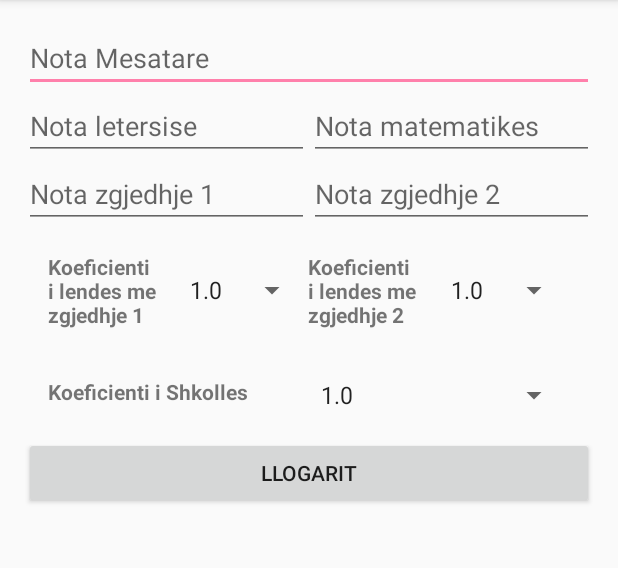
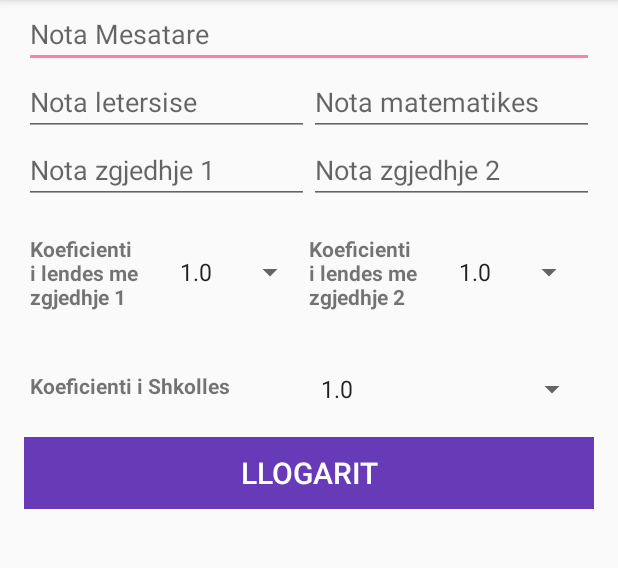
Before and after one commit to fatjanhushi/MaturaAssist, an Android app: the screen it shows after launch (MainActivity), on a phone screen of 412 x 824 dp, the part 84-652 px from its top. Run offline under Robolectric (Android 15) with nearby library versions, the phone set to English and light mode, and no system bars; our stand-ins replace AdMob, ButterKnife.

Commit message:
needs new logo, and some UI improvements on display points View.

```diff
--- a/app/build.gradle
+++ b/app/build.gradle
@@ -29,4 +29,5 @@ dependencies {
     compile fileTree(dir: 'libs', include: ['*.jar'])
     compile 'com.android.support:appcompat-v7:22.2.0'
     compile 'com.jakewharton:butterknife:7.0.1'
+    compile 'com.google.android.gms:play-services-ads:7.5.0'
 }
--- a/app/src/main/AndroidManifest.xml
+++ b/app/src/main/AndroidManifest.xml
@@ -1,12 +1,19 @@
 <?xml version="1.0" encoding="utf-8"?>
 <manifest xmlns:android="http://schemas.android.com/apk/res/android"
     package="com.fatjoni.droid.maturaassist" >
+
+    <!-- Include required permissions for Google Mobile Ads to run-->
+    <uses-permission android:name="android.permission.INTERNET"/>
+    <uses-permission android:name="android.permission.ACCESS_NETWORK_STATE"/>
 
     <application
         android:allowBackup="true"
         android:icon="@mipmap/ic_launcher"
         android:label="@string/app_name"
         android:theme="@style/AppTheme" >
+        <!--This meta-data tag is required to use Google Play Services.-->
+        <meta-data android:name="com.google.android.gms.version"
+            android:value="@integer/google_play_services_version" />
         <activity
             android:name=".MainActivity"
             android:label="@string/app_name" >
@@ -16,6 +23,11 @@
                 <category android:name="android.intent.category.LAUNCHER" />
             </intent-filter>
         </activity>
+
+        <!--Include the AdActivity configChanges and theme. -->
+        <activity android:name="com.google.android.gms.ads.AdActivity"
+            android:configChanges="keyboard|keyboardHidden|orientation|screenLayout|uiMode|screenSize|smallestScreenSize"
+            android:theme="@android:style/Theme.Translucent" />
     </application>
 
 </manifest>
--- a/app/src/main/java/com/fatjoni/droid/maturaassist/MainActivity.java
+++ b/app/src/main/java/com/fatjoni/droid/maturaassist/MainActivity.java
@@ -1,5 +1,6 @@
 package com.fatjoni.droid.maturaassist;
 
+import android.os.Handler;
 import android.support.v7.app.AppCompatActivity;
 import android.os.Bundle;
 import android.view.Menu;
@@ -8,9 +9,14 @@ import android.view.View;
 import android.widget.ArrayAdapter;
 import android.widget.Button;
 import android.widget.EditText;
+import android.widget.FrameLayout;
+import android.widget.LinearLayout;
 import android.widget.Spinner;
 import android.widget.TextView;
 import android.widget.Toast;
+
+import com.google.android.gms.ads.AdRequest;
+import com.google.android.gms.ads.AdView;
 
 import java.io.IOException;
 
@@ -28,6 +34,11 @@ public class MainActivity extends AppCompatActivity {
     @Bind(R.id.spinner_koeficienti_z1) Spinner f1;
     @Bind(R.id.spinner_koeficienti_z2) Spinner f2;
     @Bind(R.id.tv_prova) TextView prova;
+    @Bind(R.id.adView) AdView mAdView;
+    @Bind(R.id.v_piket) View piketView;
+
+    private static final String deviceId = "605C9D109BD6BC5D68A431986B59BBD3";
+
 
     @Override
     protected void onCreate(Bundle savedInstanceState) {
@@ -52,8 +63,18 @@ public class MainActivity extends AppCompatActivity {
 
         ButterKnife.bind(this);
 
+        final Handler handler = new Handler();
+        handler.postDelayed(new Runnable() {
+            @Override
+            public void run() {
+                AdRequest adRequest = new AdRequest.Builder().addTestDevice(deviceId).build();
+                mAdView.loadAd(adRequest);
+                mAdView.bringToFront();
+            }
+        }, 500);
 
     }
+
     @OnClick(R.id.btn_llogarit)
     public void llogarit(View v){
         Double dm, dd1, dd2, dz1, dz2;
@@ -79,7 +100,9 @@ public class MainActivity extends AppCompatActivity {
                     Double shuma = 0.0;
                     shuma = 5*(s1+s2);
 
+                    String str = shuma.toString();
                     prova.setText(shuma.toString());
+                    piketView.setVisibility(View.VISIBLE);
                 }else {
                     Toast.makeText(this,"Note me e madhe se 10.0! :P Ja ke fut kot!",Toast.LENGTH_SHORT).show();
                 }
@@ -114,4 +137,5 @@ public class MainActivity extends AppCompatActivity {
 
         return super.onOptionsItemSelected(item);
     }
+
 }
--- a/app/src/main/res/layout/activity_main.xml
+++ b/app/src/main/res/layout/activity_main.xml
@@ -1,4 +1,5 @@
 <ScrollView xmlns:android="http://schemas.android.com/apk/res/android"
+    xmlns:ads="http://schemas.android.com/apk/res-auto"
     xmlns:tools="http://schemas.android.com/tools"
     android:layout_width="match_parent"
     android:layout_height="match_parent">
@@ -7,16 +8,14 @@
         android:layout_width="match_parent"
         android:layout_height="wrap_content"
         android:orientation="vertical"
-        android:paddingBottom="@dimen/activity_vertical_margin"
-        android:paddingLeft="@dimen/activity_horizontal_margin"
-        android:paddingRight="@dimen/activity_horizontal_margin"
-        android:paddingTop="@dimen/activity_vertical_margin"
         tools:context=".MainActivity">
 
         <EditText
             android:id="@+id/mesatarja"
             android:layout_width="match_parent"
             android:layout_height="wrap_content"
+            android:layout_marginLeft="16dp"
+            android:layout_marginRight="16dp"
             android:ems="10"
             android:hint="Nota Mesatare"
             android:inputType="numberDecimal" />
@@ -24,6 +23,8 @@
         <LinearLayout
             android:layout_width="match_parent"
             android:layout_height="match_parent"
+            android:layout_marginLeft="16dp"
+            android:layout_marginRight="16dp"
             android:orientation="horizontal">
 
             <EditText
@@ -49,6 +50,8 @@
         <LinearLayout
             android:layout_width="match_parent"
             android:layout_height="match_parent"
+            android:layout_marginLeft="16dp"
+            android:layout_marginRight="16dp"
             android:orientation="horizontal">
 
             <EditText
@@ -73,7 +76,7 @@
         <LinearLayout
             android:layout_width="match_parent"
             android:layout_height="match_parent"
-            android:layout_margin="16dp"
+            android:layout_margin="20dp"
             android:orientation="horizontal">
 
             <TextView
@@ -88,6 +91,7 @@
                 android:layout_width="0dp"
                 android:layout_height="wrap_content"
                 android:layout_gravity="center_vertical"
+                android:layout_marginRight="2dp"
                 android:layout_weight="1" />
 
             <TextView
@@ -102,6 +106,7 @@
                 android:layout_width="0dp"
                 android:layout_height="wrap_content"
                 android:layout_gravity="center_vertical"
+                android:layout_marginRight="2dp"
                 android:layout_weight="1" />
 
         </LinearLayout>
@@ -110,7 +115,7 @@
         <LinearLayout
             android:layout_width="match_parent"
             android:layout_height="wrap_content"
-            android:layout_margin="16dp"
+            android:layout_margin="20dp"
             android:orientation="horizontal">
 
             <TextView
@@ -130,13 +135,55 @@
 
         <Button
             android:id="@+id/btn_llogarit"
+            style="?android:attr/borderlessButtonStyle"
             android:layout_width="match_parent"
             android:layout_height="wrap_content"
-            android:text="Llogarit" />
-        <TextView
-            android:id="@+id/tv_prova"
+            android:layout_marginBottom="16dp"
+            android:layout_marginLeft="16dp"
+            android:layout_marginRight="16dp"
+            android:background="@color/colorPrimary"
+            android:text="Llogarit"
+            android:textColor="@android:color/white"
+            android:textSize="20sp" />
+
+        <RelativeLayout
+            android:id="@+id/v_piket"
             android:layout_width="match_parent"
-            android:layout_height="wrap_content" />
+            android:layout_height="60dp"
+            android:layout_marginBottom="16dp"
+            android:layout_marginLeft="16dp"
+            android:layout_marginRight="16dp"
+            android:background="@color/colorAccent"
+            android:padding="10dp"
+            android:visibility="gone">
+
+            <TextView
+                android:id="@+id/tv_prova"
+                android:layout_width="wrap_content"
+                android:layout_height="wrap_content"
+                android:layout_alignParentLeft="true"
+                android:textColor="@android:color/black"
+                android:textSize="30sp"
+                android:textStyle="bold" />
+
+            <TextView
+                android:layout_width="wrap_content"
+                android:layout_height="wrap_content"
+                android:layout_below="@id/tv_prova"
+                android:text="pike"
+                android:textColor="@android:color/black"
+                android:textSize="20sp"
+                android:textStyle="bold" />
+
+        </RelativeLayout>
+
+        <com.google.android.gms.ads.AdView
+            android:id="@+id/adView"
+            android:layout_width="match_parent"
+            android:layout_height="wrap_content"
+            ads:adSize="BANNER"
+            ads:adUnitId="@string/banner_ad_unit_id"></com.google.android.gms.ads.AdView>
 
     </LinearLayout>
+
 </ScrollView>
--- a/app/src/main/res/values/strings.xml
+++ b/app/src/main/res/values/strings.xml
@@ -11,4 +11,6 @@
         <item>1.3</item>
         <item>1.4</item>
     </string-array>
+
+    <string name="banner_ad_unit_id">ca-app-pub-1837256325017145/3999914617</string>
 </resources>
```
Also changed, not shown: 1 other file.
